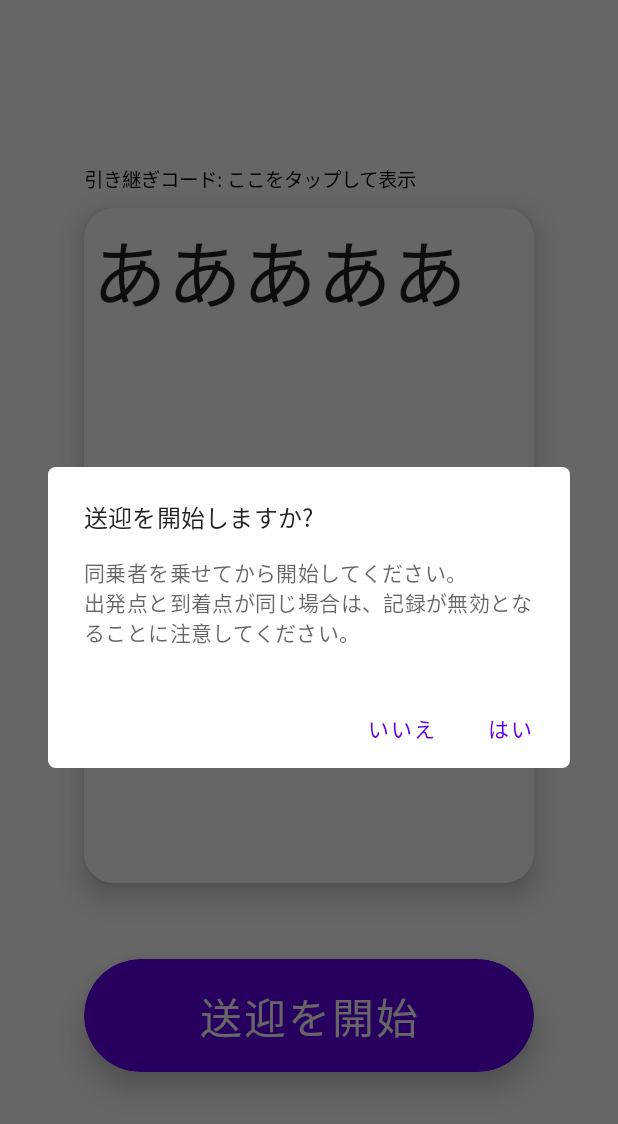
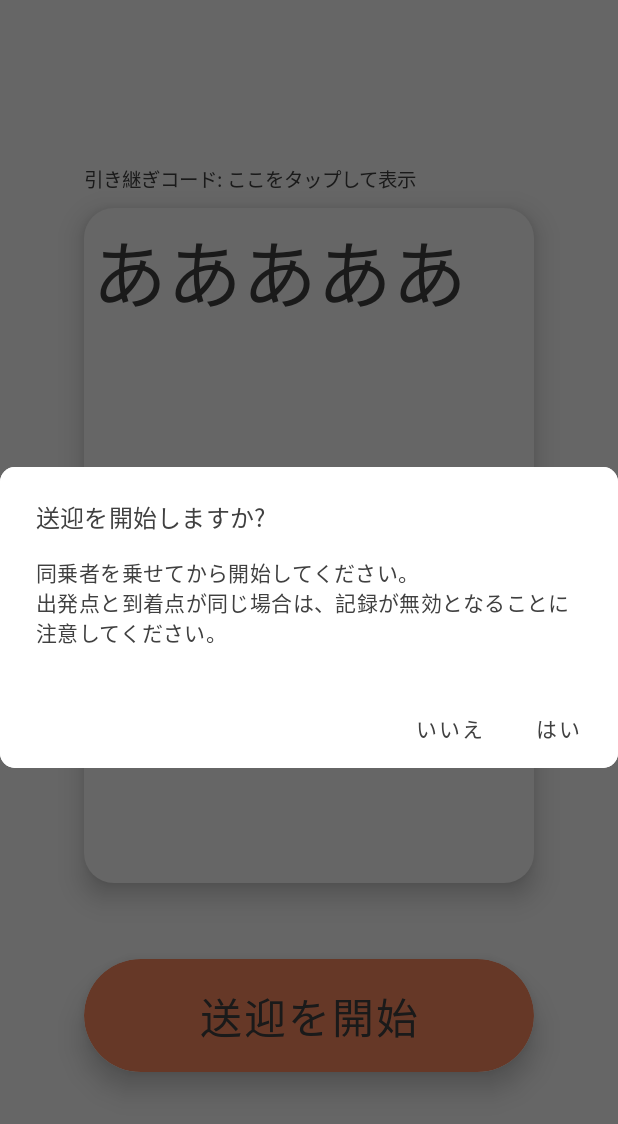
Before and after one commit to fung-hackathon/depotify-android, an Android app built with Jetpack Compose: the screen it shows after launch (HomeActivity), after a tap on "送迎を開始", on a phone screen of 412 x 824 dp. Shown: the top 1124 px of the screen. Run offline under Robolectric (Android 15) with nearby library versions, the phone set to English and light mode, and no system bars; 1 other tap on this screen came first.

Commit message:
[change] Applied a theme. So that we can use Darktheme now.

```diff
--- a/app/src/main/java/com/example/funhacks2022/HomeActivity.kt
+++ b/app/src/main/java/com/example/funhacks2022/HomeActivity.kt
@@ -100,9 +100,9 @@ fun firstLandingComposable(
     var loginId by remember { mutableStateOf("") }
     val context = LocalContext.current
     Column(
-        modifier = Modifier.fillMaxSize(),
+        modifier = Modifier.fillMaxSize().background(MaterialTheme.colors.background),
         verticalArrangement = Arrangement.Center,
-        horizontalAlignment = Alignment.CenterHorizontally
+        horizontalAlignment = Alignment.CenterHorizontally,
     ) {
         Text(text = "Welcome!", fontSize = 60.sp)
 
@@ -111,7 +111,7 @@ fun firstLandingComposable(
         Button(
             onClick = newUserClick,
             modifier = Modifier.size(width = 275.dp, height = 55.dp),
-            shape = RoundedCornerShape(50.dp)
+            shape = RoundedCornerShape(50.dp),
         ){
             Text("新規登録", fontSize = 16.sp)
         }
@@ -208,8 +208,8 @@ fun homeComposable() {
             text = { Text(text = "同乗者を乗せてから開始してください。\n出発点と到着点が同じ場合は、記録が無効となることに注意してください。") },
             modifier = Modifier
                 .fillMaxWidth()
-                .padding(32.dp),
-            shape = RoundedCornerShape(5.dp),
+                .background(MaterialTheme.colors.background, shape = RoundedCornerShape(10.dp)),
+            shape = RoundedCornerShape(10.dp),
             properties = DialogProperties(dismissOnBackPress = true, dismissOnClickOutside = true)
         )
     }
@@ -219,7 +219,7 @@ fun homeComposable() {
             properties = DialogProperties(dismissOnBackPress = false, dismissOnClickOutside = false)
         ) {
             Row(
-                modifier = Modifier.fillMaxWidth().background(color = Color.White, shape = RoundedCornerShape(5.dp)).size(height = 100.dp, width = 200.dp),
+                modifier = Modifier.fillMaxWidth().background(color = MaterialTheme.colors.background, shape = RoundedCornerShape(5.dp)).size(height = 100.dp, width = 200.dp),
                 verticalAlignment = Alignment.CenterVertically,
                 horizontalArrangement = Arrangement.Center
             ) {
@@ -265,7 +265,7 @@ fun userIdComposable() {
     if (!showId){
         ClickableText(
             text = AnnotatedString("引き継ぎコード: ここをタップして表示"),
-            style = TextStyle( fontSize = 13.sp ),
+            style = TextStyle( fontSize = 13.sp , color = MaterialTheme.typography.body1.color ),
             modifier = Modifier.size(width = 300.dp, height = 18.dp),
             onClick = { showId = true }
         )
@@ -274,7 +274,8 @@ fun userIdComposable() {
         Text(
             text = "引き継ぎコード: $userId",
             fontSize = 13.sp,
-            modifier = Modifier.size(width = 300.dp, height = 18.dp)
+            modifier = Modifier.size(width = 300.dp, height = 18.dp),
+            color = MaterialTheme.typography.body1.color
         )
     }
 }
--- a/app/src/main/java/com/example/funhacks2022/ui/theme/Color.kt
+++ b/app/src/main/java/com/example/funhacks2022/ui/theme/Color.kt
@@ -6,3 +6,10 @@ val Purple200 = Color(0xFFBB86FC)
 val Purple500 = Color(0xFF6200EE)
 val Purple700 = Color(0xFF3700B3)
 val Teal200 = Color(0xFF03DAC5)
+val DarkBackgroundColor = Color(0xFF36393F)
+val PrimaryColor = Color(0xFFFF8D63)
+val PrimaryVariantColor = Color(0xFFEA6738)
+val LightSecondaryColor = Color(0xFFEEEEEE)
+val DarkSecondaryColor = Color(0xFF404040)
+val WarningColor = Color(0xFFFF6060)
+val WarningTextColor = Color(0xFFEEEEEE)
--- a/app/src/main/java/com/example/funhacks2022/ui/theme/Theme.kt
+++ b/app/src/main/java/com/example/funhacks2022/ui/theme/Theme.kt
@@ -1,21 +1,25 @@
 package com.example.funhacks2022.ui.theme
 
+import android.annotation.SuppressLint
 import androidx.compose.foundation.isSystemInDarkTheme
 import androidx.compose.material.MaterialTheme
 import androidx.compose.material.darkColors
 import androidx.compose.material.lightColors
 import androidx.compose.runtime.Composable
 
+@SuppressLint("ConflictingOnColor")
 private val DarkColorPalette = darkColors(
-    primary = Purple200,
-    primaryVariant = Purple700,
-    secondary = Teal200
+    primary = PrimaryColor,
+    primaryVariant = PrimaryVariantColor,
+    secondary = DarkSecondaryColor, //For text
+    background = DarkBackgroundColor
 )
 
 private val LightColorPalette = lightColors(
-    primary = Purple500,
-    primaryVariant = Purple700,
-    secondary = Teal200,
+    primary = PrimaryColor, //For buttons
+    primaryVariant = PrimaryVariantColor,
+    secondary = LightSecondaryColor, //For text
+    onSecondary = LightSecondaryColor
 
     /* Other default colors to override
     background = Color.White,
@@ -35,9 +39,15 @@ fun FunHacks2022Theme(darkTheme: Boolean = isSystemInDarkTheme(), content: @Comp
         LightColorPalette
     }
 
+    val typography = if (darkTheme) {
+        DarkTypography
+    } else {
+        LightTypography
+    }
+
     MaterialTheme(
         colors = colors,
-        typography = Typography,
+        typography = typography,
         shapes = Shapes,
         content = content
     )
--- a/app/src/main/java/com/example/funhacks2022/ui/theme/Type.kt
+++ b/app/src/main/java/com/example/funhacks2022/ui/theme/Type.kt
@@ -7,11 +7,12 @@ import androidx.compose.ui.text.font.FontWeight
 import androidx.compose.ui.unit.sp
 
 // Set of Material typography styles to start with
-val Typography = Typography(
+val LightTypography = Typography(
     body1 = TextStyle(
         fontFamily = FontFamily.Default,
         fontWeight = FontWeight.Normal,
-        fontSize = 16.sp
+        fontSize = 16.sp,
+        color = DarkSecondaryColor
     )
     /* Other default text styles to override
     button = TextStyle(
@@ -26,3 +27,12 @@ val Typography = Typography(
     )
     */
 )
+
+val DarkTypography = Typography(
+    body1 = TextStyle(
+        fontFamily = FontFamily.Default,
+        fontWeight = FontWeight.Normal,
+        fontSize = 16.sp,
+        color = LightSecondaryColor
+    )
+)
--- a/app/src/main/res/values/colors.xml
+++ b/app/src/main/res/values/colors.xml
@@ -7,4 +7,6 @@
     <color name="teal_700">#FF018786</color>
     <color name="black">#FF000000</color>
     <color name="white">#FFFFFFFF</color>
+    <color name="DarkBackgroundColor">#36393F</color>
+    <color name="PrimaryColor">#FF8D63</color>
 </resources>
```
Also changed, not shown: app/src/main/java/com/example/funhacks2022/DrivingActivity.kt (+12 -6 lines).
